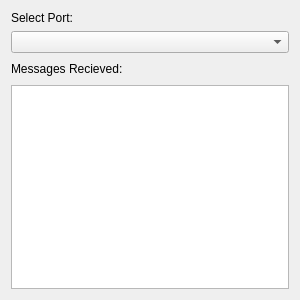
Before: the Qt Designer form communicationwidget.ui in umdenes100/VisionSystemSim, drawn with Qt 5.
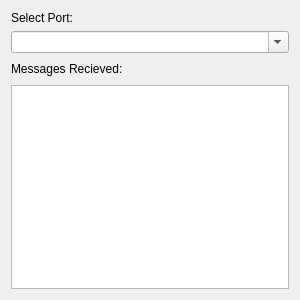
After: the same form once the commit is applied.

Commit message: Fixed port comboBox

What changed in the file:
```diff
--- a/communicationwidget.ui
+++ b/communicationwidget.ui
@@ -40,7 +40,11 @@
     </widget>
    </item>
    <item>
-    <widget class="QComboBox" name="comboBox"/>
+    <widget class="QComboBox" name="comboBox">
+     <property name="editable">
+      <bool>true</bool>
+     </property>
+    </widget>
    </item>
    <item>
     <widget class="QLabel" name="label">
```
The commit also changes 2 other files.
